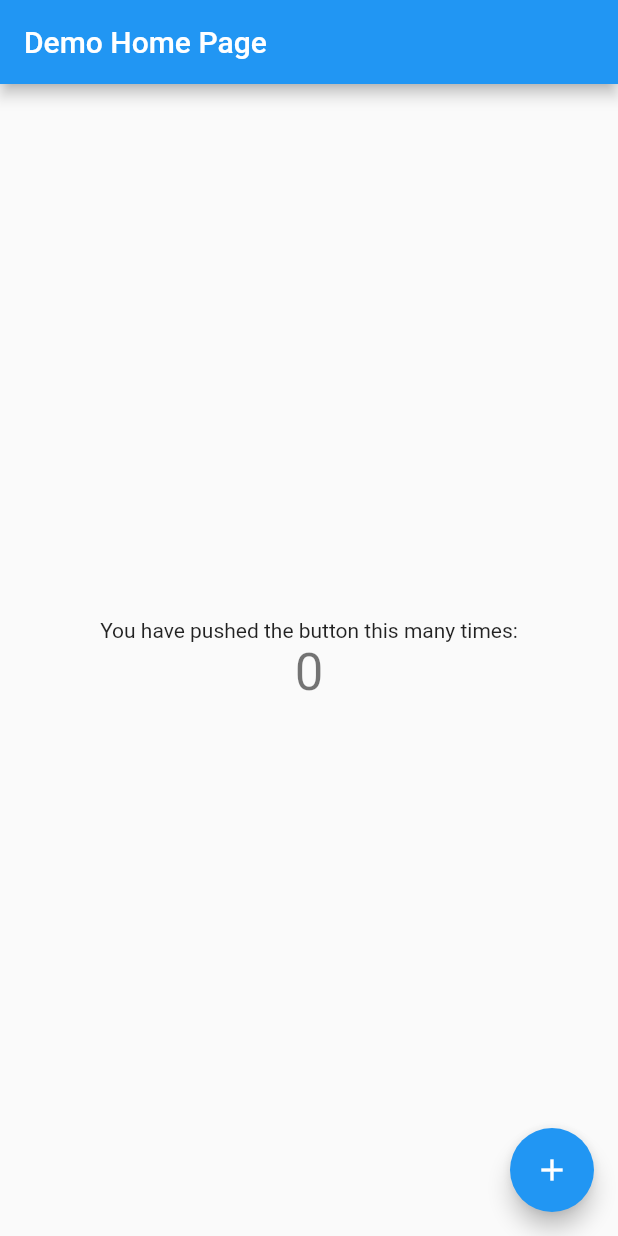
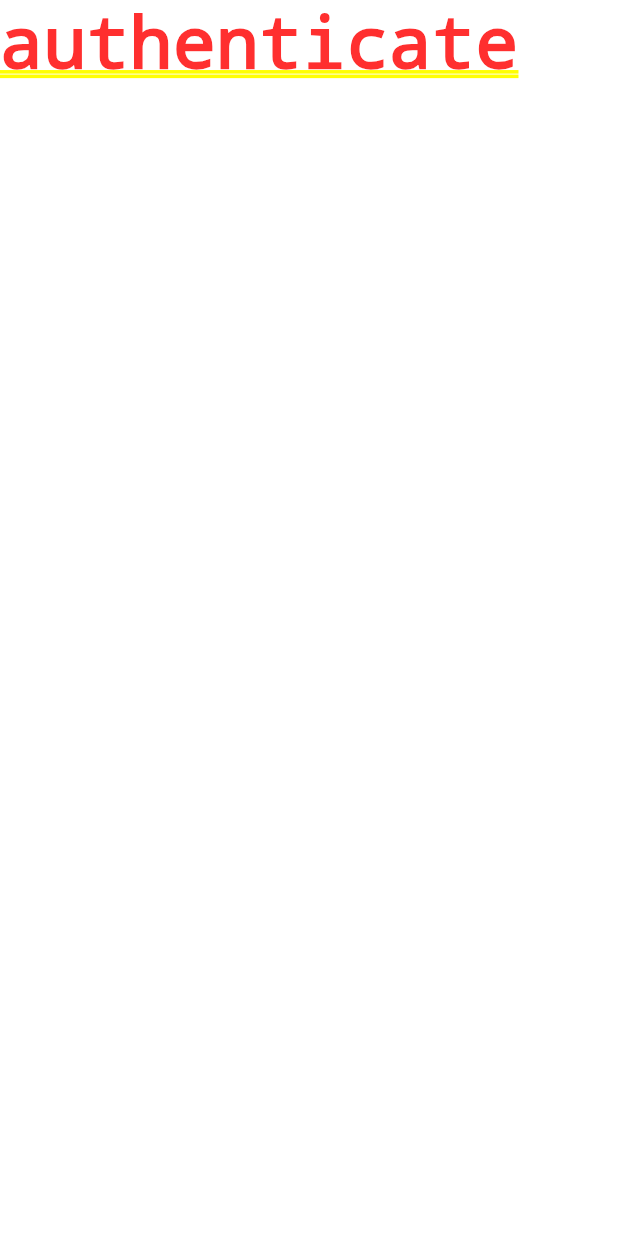
Before and after one commit to mkhmaduwantha/Crop-Damage-Assessment-Application, a Flutter app: the screen it shows after launch, on a phone screen of 412 x 824 dp. Run offline on Flutter 3.47's test engine with Material 2 defaults, Android fonts, the phone set to English and light mode, and no system bars.

Commit message:
add firebase_auth, firestore & setup app structure

```diff
--- a/FarmBuddy/crop_damage_assessment_app/lib/main.dart
+++ b/FarmBuddy/crop_damage_assessment_app/lib/main.dart
@@ -1,4 +1,5 @@
 import 'package:flutter/material.dart';
+import 'package:crop_damage_assessment_app/screens/wrapper.dart';
 
 void main() {
   runApp(const MyApp());
@@ -7,109 +8,14 @@ void main() {
 class MyApp extends StatelessWidget {
   const MyApp({Key? key}) : super(key: key);
 
-  // This widget is the root of your application.
   @override
   Widget build(BuildContext context) {
     return MaterialApp(
-      title: 'Flutter Demo',
+      title: 'Farmy Buddy',
       theme: ThemeData(
-        // This is the theme of your application.
-        //
-        // Try running your application with "flutter run". You'll see the
-        // application has a blue toolbar. Then, without quitting the app, try
-        // changing the primarySwatch below to Colors.green and then invoke
-        // "hot reload" (press "r" in the console where you ran "flutter run",
-        // or simply save your changes to "hot reload" in a Flutter IDE).
-        // Notice that the counter didn't reset back to zero; the application
-        // is not restarted.
         primarySwatch: Colors.blue,
       ),
-      home: const MyHomePage(title: 'Demo Home Page'),
+      home: Wrapper(key: key),
     );
   }
 }
-
-class MyHomePage extends StatefulWidget {
-  const MyHomePage({Key? key, required this.title}) : super(key: key);
-
-  // This widget is the home page of your application. It is stateful, meaning
-  // that it has a State object (defined below) that contains fields that affect
-  // how it looks.
-
-  // This class is the configuration for the state. It holds the values (in this
-  // case the title) provided by the parent (in this case the App widget) and
-  // used by the build method of the State. Fields in a Widget subclass are
-  // always marked "final".
-
-  final String title;
-
-  @override
-  State<MyHomePage> createState() => _MyHomePageState();
-}
-
-class _MyHomePageState extends State<MyHomePage> {
-  int _counter = 0;
-
-  void _incrementCounter() {
-    setState(() {
-      // This call to setState tells the Flutter framework that something has
-      // changed in this State, which causes it to rerun the build method below
-      // so that the display can reflect the updated values. If we changed
-      // _counter without calling setState(), then the build method would not be
-      // called again, and so nothing would appear to happen.
-      _counter++;
-    });
-  }
-
-  @override
-  Widget build(BuildContext context) {
-    // This method is rerun every time setState is called, for instance as done
-    // by the _incrementCounter method above.
-    //
-    // The Flutter framework has been optimized to make rerunning build methods
-    // fast, so that you can just rebuild anything that needs updating rather
-    // than having to individually change instances of widgets.
-    return Scaffold(
-      appBar: AppBar(
-        // Here we take the value from the MyHomePage object that was created by
-        // the App.build method, and use it to set our appbar title.
-        title: Text(widget.title),
-      ),
-      body: Center(
-        // Center is a layout widget. It takes a single child and positions it
-        // in the middle of the parent.
-        child: Column(
-          // Column is also a layout widget. It takes a list of children and
-          // arranges them vertically. By default, it sizes itself to fit its
-          // children horizontally, and tries to be as tall as its parent.
-          //
-          // Invoke "debug painting" (press "p" in the console, choose the
-          // "Toggle Debug Paint" action from the Flutter Inspector in Android
-          // Studio, or the "Toggle Debug Paint" command in Visual Studio Code)
-          // to see the wireframe for each widget.
-          //
-          // Column has various properties to control how it sizes itself and
-          // how it positions its children. Here we use mainAxisAlignment to
-          // center the children vertically; the main axis here is the vertical
-          // axis because Columns are vertical (the cross axis would be
-          // horizontal).
-          mainAxisAlignment: MainAxisAlignment.center,
-          children: <Widget>[
-            const Text(
-              'You have pushed the button this many times:',
-            ),
-            Text(
-              '$_counter',
-              style: Theme.of(context).textTheme.headline4,
-            ),
-          ],
-        ),
-      ),
-      floatingActionButton: FloatingActionButton(
-        onPressed: _incrementCounter,
-        tooltip: 'Increment',
-        child: const Icon(Icons.add),
-      ), // This trailing comma makes auto-formatting nicer for build methods.
-    );
-  }
-}
--- /dev/null
+++ b/FarmBuddy/crop_damage_assessment_app/lib/screens/authenticate/authenticate.dart
@@ -0,0 +1,17 @@
+import 'package:flutter/material.dart';
+
+class Authenticate extends StatefulWidget {
+  const Authenticate({ Key? key }) : super(key: key);
+
+  @override
+  _AuthenticateState createState() => _AuthenticateState();
+}
+
+class _AuthenticateState extends State<Authenticate> {
+  @override
+  Widget build(BuildContext context) {
+    return Container(
+      child: Text('authenticate'),
+    );
+  }
+}
--- /dev/null
+++ b/FarmBuddy/crop_damage_assessment_app/lib/screens/wrapper.dart
@@ -0,0 +1,14 @@
+import 'package:flutter/material.dart';
+import 'authenticate/authenticate.dart';
+import 'home/home.dart';
+
+class Wrapper extends StatelessWidget {
+  const Wrapper({ Key? key }) : super(key: key);
+
+  @override
+  Widget build(BuildContext context) {
+
+    //retunr either Home/Authenticate widget
+    return Authenticate(key: key,);
+  }
+}
--- a/FarmBuddy/crop_damage_assessment_app/pubspec.yaml
+++ b/FarmBuddy/crop_damage_assessment_app/pubspec.yaml
@@ -34,6 +34,8 @@ dependencies:
   # The following adds the Cupertino Icons font to your application.
   # Use with the CupertinoIcons class for iOS style icons.
   cupertino_icons: ^1.0.2
+  firebase_auth: ^3.3.9
+  cloud_firestore: ^3.1.10
 
 dev_dependencies:
   flutter_test:
```
Also changed, not shown: FarmBuddy/crop_damage_assessment_app/lib/screens/home/home.dart (added, +12 -0 lines), FarmBuddy/crop_damage_assessment_app/pubspec.lock, 5 other files.
